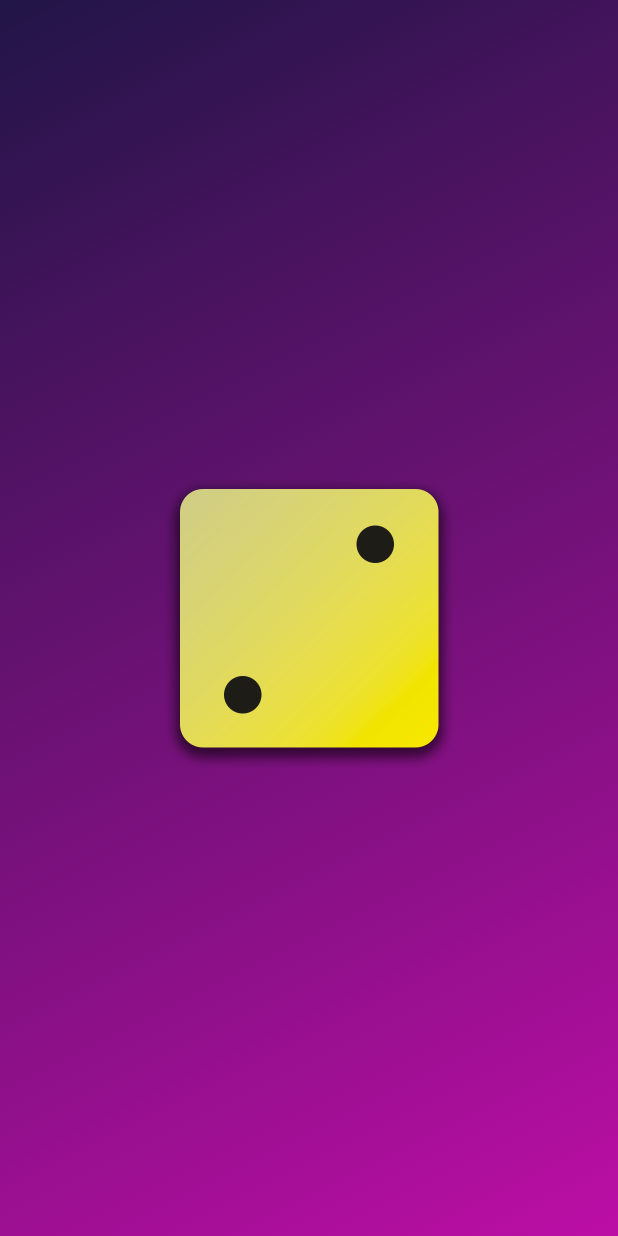
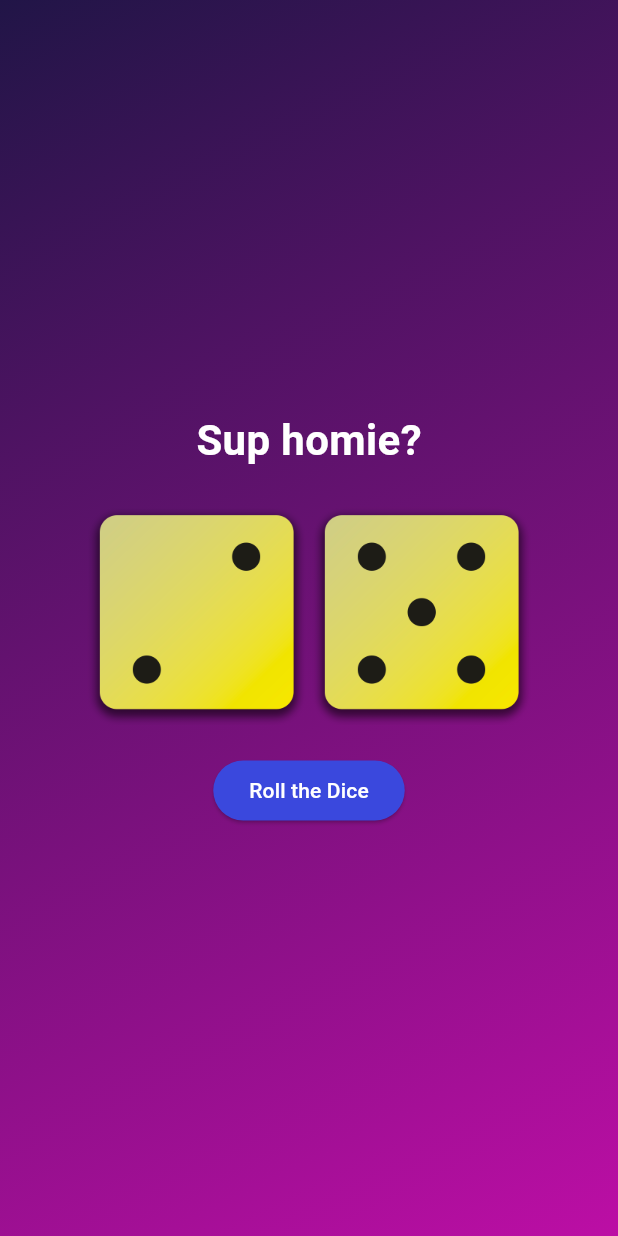
Before and after one commit to jhnnyk/first_flutter_app, a Flutter app: the screen it shows after launch, on a phone screen of 412 x 824 dp. Run offline on Flutter 3.47's test engine with Material 3 defaults, Android fonts, the phone set to English and light mode, and no system bars.

Commit message:
adding dice and buttons and some styling

```diff
--- a/lib/gradient_container.dart
+++ b/lib/gradient_container.dart
@@ -1,7 +1,10 @@
 import 'package:flutter/material.dart';
+import 'package:first_app/styled_text.dart';
 
 const startAlignment = Alignment.topLeft;
 const endAlignment = Alignment.bottomRight;
+
+void rollDice() {}
 
 class GradientContainer extends StatelessWidget {
   const GradientContainer(this.startColor, this.endColor, {super.key});
@@ -20,9 +23,38 @@ class GradientContainer extends StatelessWidget {
         ),
       ),
       child: Center(
-        child: Image.asset(
-          'assets/images/dice-2.png',
-          width: 200,
+        child: Column(
+          mainAxisSize: MainAxisSize.min,
+          children: [
+            const StyledText('Sup homie?'),
+            const SizedBox(
+              height: 20,
+            ),
+            Row(
+              mainAxisSize: MainAxisSize.min,
+              children: [
+                Image.asset(
+                  'assets/images/dice-2.png',
+                  width: 150,
+                ),
+                Image.asset(
+                  'assets/images/dice-5.png',
+                  width: 150,
+                ),
+              ],
+            ),
+            const SizedBox(
+              height: 20,
+            ),
+            ElevatedButton(
+              onPressed: rollDice,
+              style: ElevatedButton.styleFrom(
+                foregroundColor: Colors.white,
+                backgroundColor: const Color.fromARGB(255, 58, 72, 221),
+              ),
+              child: const Text('Roll the Dice'),
+            )
+          ],
         ),
       ),
     );
```
